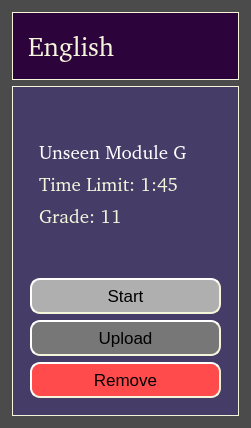
This is ui/test_card.ui in HarelZeevi/Cleverum-Teacher as Qt 5 draws it before an edit. The edited form follows.
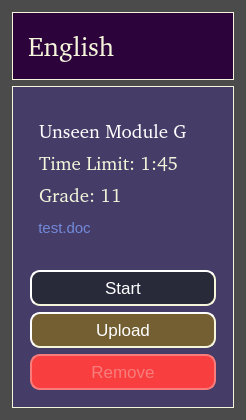
This is the edited form. Icons and pictures are not drawn.

Patch:
```diff
--- a/ui/test_card.ui
+++ b/ui/test_card.ui
@@ -2,12 +2,15 @@
 <ui version="4.0">
  <class>Frame</class>
  <widget class="QFrame" name="Frame">
+  <property name="enabled">
+   <bool>false</bool>
+  </property>
   <property name="geometry">
    <rect>
     <x>0</x>
     <y>0</y>
-    <width>251</width>
-    <height>428</height>
+    <width>246</width>
+    <height>420</height>
    </rect>
   </property>
   <property name="windowTitle">
@@ -22,6 +25,9 @@
   <layout class="QGridLayout">
    <item row="0" column="0">
     <widget class="QFrame" name="test_card">
+     <property name="enabled">
+      <bool>false</bool>
+     </property>
      <property name="styleSheet">
       <string notr="true">QFrame{
 	background-color: #4b4b4b;
@@ -101,6 +107,9 @@
       </item>
       <item>
        <widget class="QFrame" name="frame_13">
+        <property name="enabled">
+         <bool>false</bool>
+        </property>
         <property name="styleSheet">
          <string notr="true">border:1px solid beige;
 background-color: #453C67;
@@ -202,6 +211,80 @@
               </property>
              </widget>
             </item>
+            <item>
+             <widget class="QFrame" name="frame">
+              <property name="frameShape">
+               <enum>QFrame::StyledPanel</enum>
+              </property>
+              <property name="frameShadow">
+               <enum>QFrame::Raised</enum>
+              </property>
+              <layout class="QHBoxLayout" name="horizontalLayout">
+               <property name="spacing">
+                <number>0</number>
+               </property>
+               <property name="leftMargin">
+                <number>0</number>
+               </property>
+               <property name="topMargin">
+                <number>0</number>
+               </property>
+               <property name="rightMargin">
+                <number>0</number>
+               </property>
+               <property name="bottomMargin">
+                <number>0</number>
+               </property>
+               <item>
+                <widget class="QPushButton" name="download_btn">
+                 <property name="enabled">
+                  <bool>false</bool>
+                 </property>
+                 <property name="font">
+                  <font>
+                   <pointsize>11</pointsize>
+                   <weight>50</weight>
+                   <italic>false</italic>
+                   <bold>false</bold>
+                   <underline>false</underline>
+                   <strikeout>false</strikeout>
+                  </font>
+                 </property>
+                 <property name="styleSheet">
+                  <string notr="true">QPushButton{
+	color: #7289da;
+}
+
+QPushButton:hover{
+	color: white;
+	text-decoration: underline;
+}</string>
+                 </property>
+                 <property name="text">
+                  <string>test.doc</string>
+                 </property>
+                 <property name="icon">
+                  <iconset>
+                   <normaloff>../icons/download.png</normaloff>../icons/download.png</iconset>
+                 </property>
+                </widget>
+               </item>
+               <item>
+                <spacer name="horizontalSpacer">
+                 <property name="orientation">
+                  <enum>Qt::Horizontal</enum>
+                 </property>
+                 <property name="sizeHint" stdset="0">
+                  <size>
+                   <width>40</width>
+                   <height>20</height>
+                  </size>
+                 </property>
+                </spacer>
+               </item>
+              </layout>
+             </widget>
+            </item>
            </layout>
           </widget>
          </item>
@@ -220,6 +303,12 @@
          </item>
          <item>
           <widget class="QFrame" name="frame_15">
+           <property name="font">
+            <font>
+             <weight>50</weight>
+             <bold>false</bold>
+            </font>
+           </property>
            <property name="styleSheet">
             <string notr="true">
 border: 0px solid beige;</string>
@@ -245,6 +334,9 @@
             </property>
             <item>
              <widget class="QPushButton" name="start_btn">
+              <property name="enabled">
+               <bool>false</bool>
+              </property>
               <property name="font">
                <font>
                 <pointsize>13</pointsize>
@@ -252,8 +344,8 @@
               </property>
               <property name="styleSheet">
                <string notr="true">QPushButton{
-	color: black;
-	background-color: #afafaf;
+	color: white;
+	background-color: #282A3A;
 	border-style: outset;
 	border-width: 2px;
 	border-radius: 10px;
@@ -274,6 +366,9 @@
             </item>
             <item>
              <widget class="QPushButton" name="upload_btn">
+              <property name="enabled">
+               <bool>false</bool>
+              </property>
               <property name="font">
                <font>
                 <pointsize>13</pointsize>
@@ -281,8 +376,8 @@
               </property>
               <property name="styleSheet">
                <string notr="true">QPushButton{
-	color: black;
-	background-color: #777777;
+	color: white;
+	background-color: #735F32;
 	border-style: outset;
 	border-width: 2px;
 	border-radius: 10px;
@@ -301,6 +396,9 @@
             </item>
             <item>
              <widget class="QPushButton" name="remove_btn">
+              <property name="enabled">
+               <bool>false</bool>
+              </property>
               <property name="maximumSize">
                <size>
                 <width>16777215</width>
@@ -319,7 +417,7 @@
               </property>
               <property name="styleSheet">
                <string notr="true">QPushButton{
-	background-color: #ff4b4b;
+	background-color: #f80000;
 	color: black;
 	border-style: outset;
 	border-width: 2px;
@@ -331,7 +429,14 @@
 QPushButton:hover{
 		background-color: black;
 		color: white;
-}</string>
+}
+
+QPushButton:disabled {
+	border: 2px solid #f87c7c;
+	background-color:#f83e3e;
+	color: #f87c7c;
+}
+</string>
               </property>
               <property name="text">
                <string>Remove</string>
```
